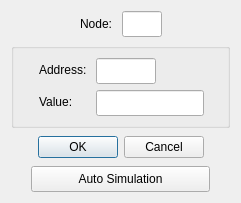
Old version of the form omodscan/dialogs/dialogwriteholdingregister.ui in the repository sanny32/OpenModScan.
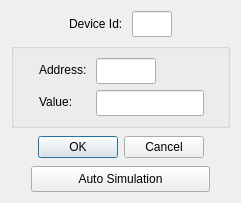
New version of the form. Custom widgets are drawn as their Qt base class.

What changed in the file:
```diff
--- a/omodscan/dialogs/dialogwriteholdingregister.ui
+++ b/omodscan/dialogs/dialogwriteholdingregister.ui
@@ -32,7 +32,7 @@
      <item>
       <widget class="QLabel" name="labelNode">
        <property name="text">
-        <string>Node: </string>
+        <string>Device Id: </string>
        </property>
       </widget>
      </item>
```
Left out of the diff: 16 changed lines with no effect on the pictures.
